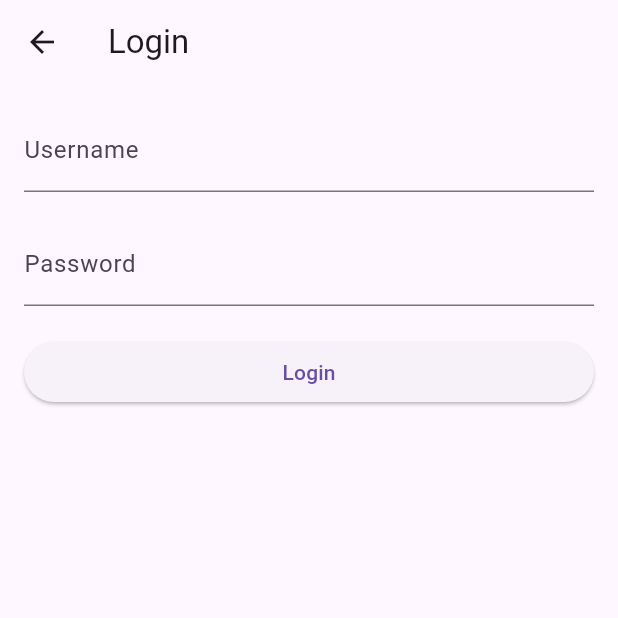
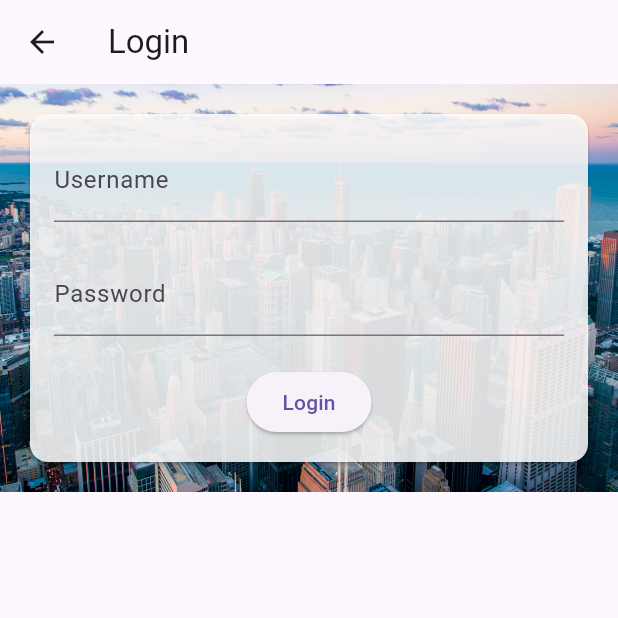
Before and after one commit to nikhilgoud003/Personal_Finance_Manager, a Flutter app: the screen it shows after launch, after a tap on "Login", on a phone screen of 412 x 824 dp, the top half of it. Run offline on Flutter 3.47's test engine with Material 3 defaults, Android fonts, the phone set to English and light mode, and no system bars; our stand-ins replace pie_chart, sqflite; accounts and stored records are empty.

Commit message:
Final UI changes and bug fixes

```diff
--- a/lib/main.dart
+++ b/lib/main.dart
@@ -18,13 +18,24 @@
   @override
   Widget build(BuildContext context) {
     return Scaffold(
-      body: Center(
+      body: Container(
+        decoration: BoxDecoration(
+          image: DecorationImage(
+            image: AssetImage('assets/image.png'), // Changed to your image name
+            fit: BoxFit.cover,
+          ),
+        ),
+        child: Center(
           child: Column(
             mainAxisAlignment: MainAxisAlignment.center,
             children: [
               Text(
                 'Welcome to the App!',
-              style: TextStyle(fontSize: 24, fontWeight: FontWeight.bold),
+                style: TextStyle(
+                  fontSize: 24,
+                  fontWeight: FontWeight.bold,
+                  color: Colors.white,
+                ),
               ),
               SizedBox(height: 20),
               ElevatedButton(
@@ -47,6 +58,7 @@
                 child: Text('Sign Up'),
               ),
             ],
+          ),
         ),
       ),
     );
@@ -98,13 +110,26 @@
       appBar: AppBar(
         title: Text('Login'),
       ),
-      body: SingleChildScrollView(
+      body: Container(
+        decoration: BoxDecoration(
+          image: DecorationImage(
+            image: AssetImage('assets/image.png'), // Changed to your image name
+            fit: BoxFit.cover,
+          ),
+        ),
+        child: SingleChildScrollView(
           child: Padding(
             padding: const EdgeInsets.all(16.0),
             child: Column(
               crossAxisAlignment: CrossAxisAlignment.stretch,
               mainAxisAlignment: MainAxisAlignment.center,
               children: <Widget>[
+                Card(
+                  color: Colors.white.withOpacity(0.85),
+                  child: Padding(
+                    padding: const EdgeInsets.all(16.0),
+                    child: Column(
+                      children: [
                         TextField(
                           controller: _usernameController,
                           decoration: InputDecoration(
@@ -128,6 +153,11 @@
                     ),
                   ),
                 ),
+              ],
+            ),
+          ),
+        ),
+      ),
     );
   }
 }
@@ -148,7 +178,6 @@
     String confirmPassword = _confirmPasswordController.text.trim();
 
     if (password == confirmPassword && password.isNotEmpty) {
-      // Assuming successful signup; navigate to Dashboard or Login
       Navigator.push(
         context,
         MaterialPageRoute(builder: (context) => Dashboard()),
@@ -180,13 +209,26 @@
       appBar: AppBar(
         title: Text('Sign Up'),
       ),
-      body: SingleChildScrollView(
+      body: Container(
+        decoration: BoxDecoration(
+          image: DecorationImage(
+            image: AssetImage('assets/image.png'), // Changed to your image name
+            fit: BoxFit.cover,
+          ),
+        ),
+        child: SingleChildScrollView(
           child: Padding(
             padding: const EdgeInsets.all(16.0),
             child: Column(
               crossAxisAlignment: CrossAxisAlignment.stretch,
               mainAxisAlignment: MainAxisAlignment.center,
               children: <Widget>[
+                Card(
+                  color: Colors.white.withOpacity(0.85),
+                  child: Padding(
+                    padding: const EdgeInsets.all(16.0),
+                    child: Column(
+                      children: [
                         TextField(
                           controller: _usernameController,
                           decoration: InputDecoration(
@@ -218,6 +260,11 @@
                     ),
                   ),
                 ),
+              ],
+            ),
+          ),
+        ),
+      ),
     );
   }
 }
--- a/pubspec.yaml
+++ b/pubspec.yaml
@@ -64,6 +64,7 @@ flutter:
   # To add assets to your application, add an assets section, like this:
   assets:
     - assets/images/waiting.png
+    - assets/image.png
 
   # An image asset can refer to one or more resolution-specific "variants", see
   # https://flutter.dev/assets-and-images/#resolution-aware
```
Also changed, not shown: lib/dashboard.dart (+14 -3 lines), assets/image.png (added). Lines whose indentation alone changed are shown as unchanged.
